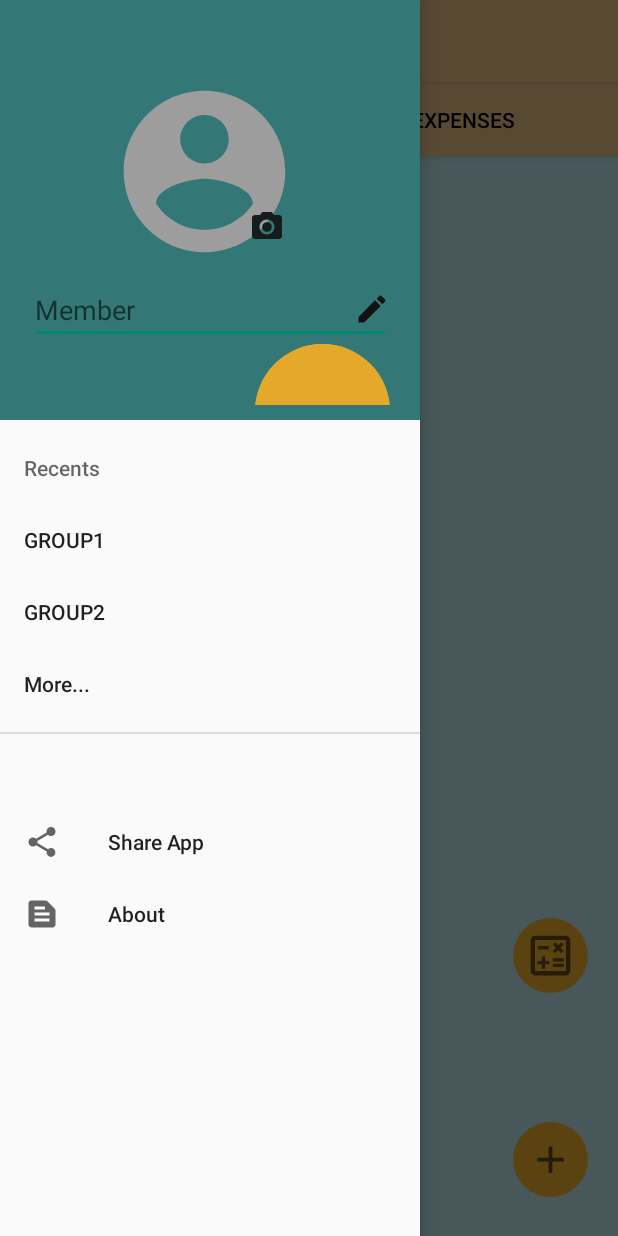
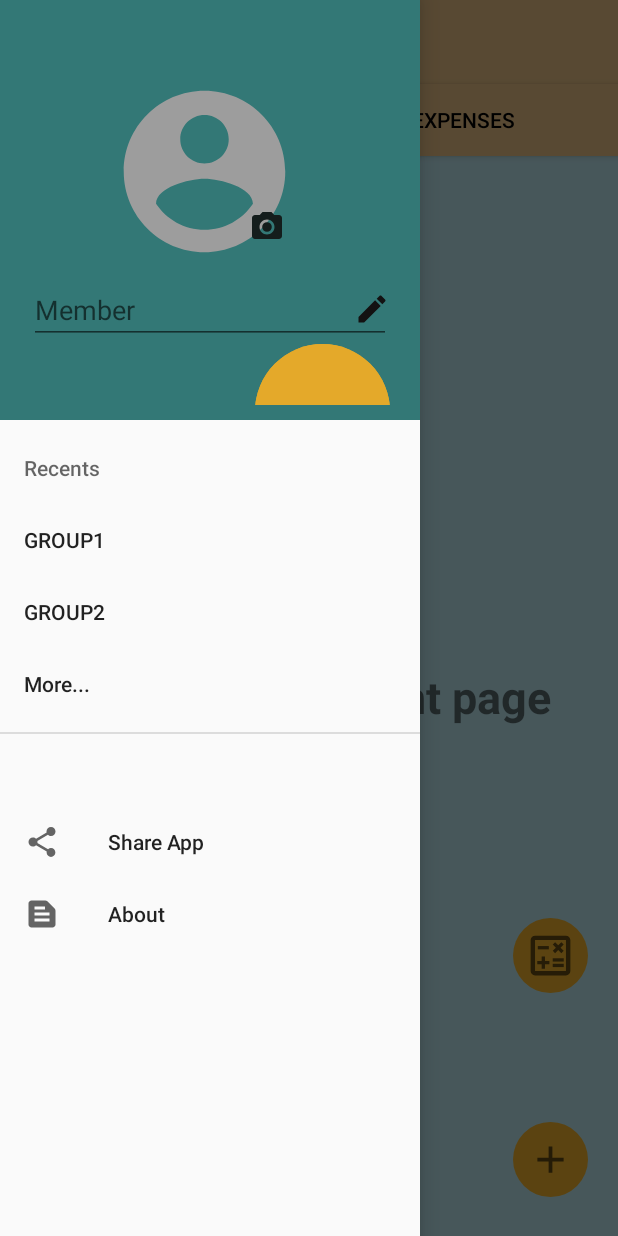
Before and after one commit to SkywalkerSoumya/BillSplit, an Android app: the Homepage screen opened directly, with no data from a screen before it, with the side drawer open, on a phone screen of 412 x 824 dp. Run offline under Robolectric (Android 15) with nearby library versions, the phone set to English and light mode, and no system bars; Roboto replaces fonts that are not available here.

Commit message:
Error in homepage slider solved. Need modification for SetExpenseAdapter(line no. 27-32 & 48).

```diff
--- a/app/src/main/java/com/example/billsplit/expensesFragment.java
+++ b/app/src/main/java/com/example/billsplit/expensesFragment.java
@@ -26,6 +26,7 @@ public class expensesFragment extends Fragment {
         // Inflate the layout for this fragment
         view = inflater.inflate(R.layout.fragment_expenses, container, false);
         return view;
+        //return inflater.inflate(R.layout.fragment_expenses, container, false);
     }
 
     @Override
@@ -53,7 +54,7 @@ public class expensesFragment extends Fragment {
 //        Log.e("abcde464654",billsList.toString());
 //        System.out.println("6546546464646464646464");
 
-        SetExpensePageAdapter adapter = new SetExpensePageAdapter(this,  R.layout.add_expense_list, billsList);
+        SetExpensePageAdapter adapter = new SetExpensePageAdapter(this, R.layout.add_expense_list, billsList);
         listview.setAdapter(adapter);
     }
 }
--- a/app/src/main/res/layout/activity_homepage.xml
+++ b/app/src/main/res/layout/activity_homepage.xml
@@ -22,10 +22,10 @@
         app:layout_constraintTop_toTopOf="parent"
         app:menu="@menu/navigation_bar_menu" >
 
-        <androidx.viewpager2.widget.ViewPager2
-            android:id="@+id/viewpager2"
-            android:layout_width="match_parent"
-            android:layout_height="0dp" />
+<!--        <androidx.viewpager2.widget.ViewPager2-->
+<!--            android:id="@+id/viewpager2"-->
+<!--            android:layout_width="match_parent"-->
+<!--            android:layout_height="match_parent" />-->
     </com.google.android.material.navigation.NavigationView>
 
 
@@ -115,6 +115,13 @@
 
         </com.google.android.material.tabs.TabLayout>
 
+        <androidx.viewpager2.widget.ViewPager2
+            android:id="@+id/viewpager2"
+            android:layout_width="match_parent"
+            android:layout_height="0dp"
+            app:layout_constraintBottom_toTopOf="@+id/hmscrnFragment"
+            app:layout_constraintTop_toBottomOf="@+id/homeTabLayout" />
+
         <FrameLayout
             android:id="@+id/hmscrnFragment"
             android:layout_width="match_parent"
--- a/app/src/main/res/layout/add_expense_list.xml
+++ b/app/src/main/res/layout/add_expense_list.xml
@@ -9,7 +9,7 @@
     <TextView
         android:gravity="center"
         android:textAlignment="center"
-        android:text="TextView1"
+        android:text="BillName"
         android:layout_width="match_parent"
         android:layout_height="60dp"
         android:id="@+id/billName"
@@ -18,7 +18,7 @@
         <TextView
             android:gravity="center"
             android:textAlignment="center"
-            android:text="TextView2"
+            android:text="Amount"
             android:layout_width="match_parent"
             android:layout_height="60dp"
             android:id="@+id/billValue"
```
Also changed, not shown: app/src/main/java/com/example/billsplit/SetExpensePageAdapter.java (+19 -19 lines), app/src/main/res/layout/fragment_expenses.xml (+6 -11 lines).
